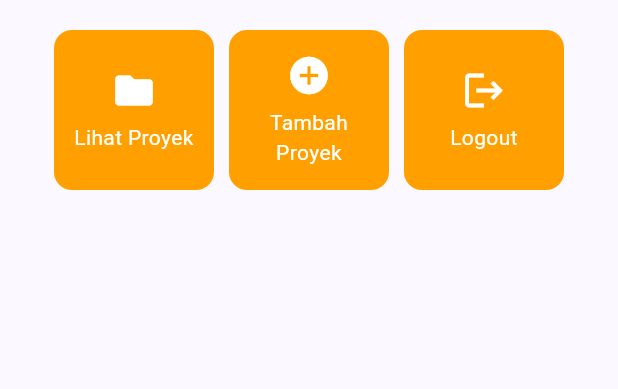
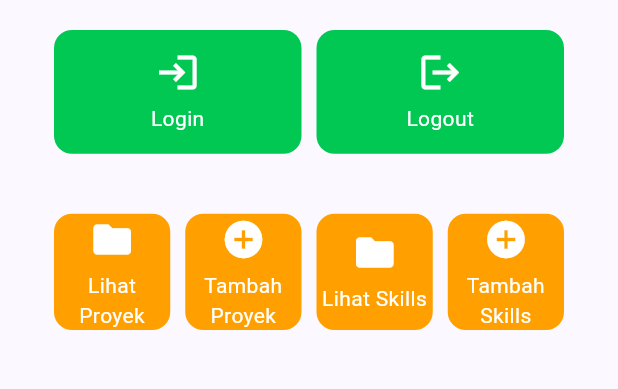
Before and after one commit to vis-fishy/myportofolio-mobile, a Flutter app: the screen it shows after launch, on a phone screen of 412 x 824 dp, the part 327-716 px from its top. Run offline on Flutter 3.47's test engine with Material 3 defaults, Android fonts, the phone set to English and light mode, and no system bars.

Commit message:
feat: added 2 skill related button, with the same color, but auth related button becomes green

```diff
--- a/lib/menu.dart
+++ b/lib/menu.dart
@@ -6,24 +6,20 @@ class MyHomePage extends StatelessWidget {
   final String npm = "2506544990";
   final String nama = "Elvis";
   final String kelas = "PBP B";
+  final Color authColor = Colors.greenAccent[700]!;
+
+  final List<ItemHomepage> auth = [
+    ItemHomepage("Login", Icons.login),
+    ItemHomepage("Logout", Icons.logout),
+  ];
 
   final List<ItemHomepage> items = [
     ItemHomepage("Lihat Proyek", Icons.folder),
     ItemHomepage("Tambah Proyek", Icons.add_circle),
-    ItemHomepage("Logout", Icons.logout),
+    ItemHomepage("Lihat Skills", Icons.folder),
+    ItemHomepage("Tambah Skills", Icons.add_circle),
   ];
 
-  // @override
-  // Widget build(BuildContext context) {
-  //   return Scaffold(
-  //     appBar: AppBar(
-  //       title: const Text('MyPortfolio'),
-  //     ),
-  //     body: const Center(
-  //       child: Text('Halo dari MyPortfolio!'),
-  //     ),
-  //   );
-  // }
   @override
   Widget build(BuildContext context) {
     // Scaffold menyediakan struktur visual dasar halaman (AppBar, Body, SnackBar).
@@ -72,17 +68,30 @@ class MyHomePage extends StatelessWidget {
                     ),
                   ),
 
+                  GridView.count(
+                    padding: const EdgeInsets.all(20),
+                    crossAxisSpacing: 10,
+                    mainAxisSpacing: 10,
+                    crossAxisCount: 2,
+                    childAspectRatio: 2.0,
+                    // shrinkWrap agar ukuran kisi menyesuaikan tinggi konten anak.
+                    shrinkWrap: true,
+                    children: auth.map((ItemHomepage item) {
+                      return ItemCard(item, color: authColor);
+                    }).toList(),
+                  ),
+
                   // GridView menampilkan kartu tombol dalam tata letak kisi 3 kolom.
                   GridView.count(
                     primary: true,
                     padding: const EdgeInsets.all(20),
                     crossAxisSpacing: 10,
                     mainAxisSpacing: 10,
-                    crossAxisCount: 3,
+                    crossAxisCount: 4,
                     // shrinkWrap agar ukuran kisi menyesuaikan tinggi konten anak.
                     shrinkWrap: true,
                     children: items.map((ItemHomepage item) {
-                      return ItemCard(item);
+                      return ItemCard(item, color: Theme.of(context).colorScheme.secondary);
                     }).toList(),
                   ),
                 ],
@@ -137,14 +146,15 @@ class ItemHomepage {
 
 class ItemCard extends StatelessWidget {
   final ItemHomepage item;
+  final Color color;
 
-  const ItemCard(this.item, {super.key});
+  const ItemCard(this.item, {super.key, required this.color});
 
   @override
   Widget build(BuildContext context) {
     return Material(
       // Menggunakan warna sekunder dari skema tema aplikasi.
-      color: Theme.of(context).colorScheme.secondary,
+      color: color,
       borderRadius: BorderRadius.circular(12),
       child: InkWell(
         // Aksi ketika kartu ditekan oleh pengguna.
@@ -157,7 +167,7 @@ class ItemCard extends StatelessWidget {
             );
         },
         child: Container(
-          padding: const EdgeInsets.all(8),
+          padding: const EdgeInsets.all(2),
           child: Center(
             child: Column(
               mainAxisAlignment: MainAxisAlignment.center,
```
